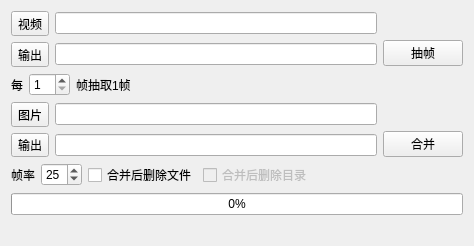
Old version of the form ui/vitool.ui in the repository Tongkaio/vitool.
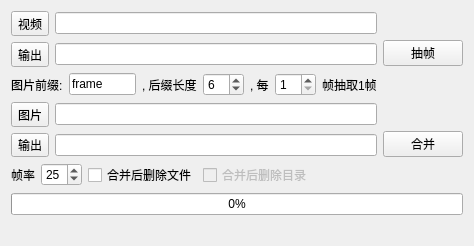
New version of the form.

Commit message: 增加图片文件的前后缀设置

```diff
--- a/ui/vitool.ui
+++ b/ui/vitool.ui
@@ -27,7 +27,7 @@
   </property>
   <layout class="QVBoxLayout" name="verticalLayout_3">
    <item>
-    <layout class="QHBoxLayout" name="horizontalLayout_5">
+    <layout class="QHBoxLayout" name="horizontalLayout_7">
      <item>
       <layout class="QVBoxLayout" name="verticalLayout">
        <item>
@@ -70,11 +70,51 @@
         </layout>
        </item>
        <item>
-        <layout class="QHBoxLayout" name="horizontalLayout_7">
+        <layout class="QHBoxLayout" name="horizontalLayout_5">
+         <item>
+          <widget class="QLabel" name="label">
+           <property name="text">
+            <string>图片前缀:</string>
+           </property>
+          </widget>
+         </item>
+         <item>
+          <widget class="QLineEdit" name="lineEdit_ImgPrefix">
+           <property name="sizePolicy">
+            <sizepolicy hsizetype="Minimum" vsizetype="Fixed">
+             <horstretch>0</horstretch>
+             <verstretch>0</verstretch>
+            </sizepolicy>
+           </property>
+           <property name="maximumSize">
+            <size>
+             <width>16777215</width>
+             <height>16777215</height>
+            </size>
+           </property>
+           <property name="text">
+            <string>frame</string>
+           </property>
+          </widget>
+         </item>
+         <item>
+          <widget class="QLabel" name="label_5">
+           <property name="text">
+            <string>, 后缀长度</string>
+           </property>
+          </widget>
+         </item>
+         <item>
+          <widget class="QSpinBox" name="spinBox_SuffixLength">
+           <property name="value">
+            <number>6</number>
+           </property>
+          </widget>
+         </item>
          <item>
           <widget class="QLabel" name="label_2">
            <property name="text">
-            <string>每</string>
+            <string>, 每</string>
            </property>
           </widget>
          </item>
@@ -92,19 +132,6 @@
            </property>
           </widget>
          </item>
-         <item>
-          <spacer name="horizontalSpacer">
-           <property name="orientation">
-            <enum>Qt::Horizontal</enum>
-           </property>
-           <property name="sizeHint" stdset="0">
-            <size>
-             <width>40</width>
-             <height>20</height>
-            </size>
-           </property>
-          </spacer>
-         </item>
         </layout>
        </item>
       </layout>
```
The commit also changes 2 other files.
